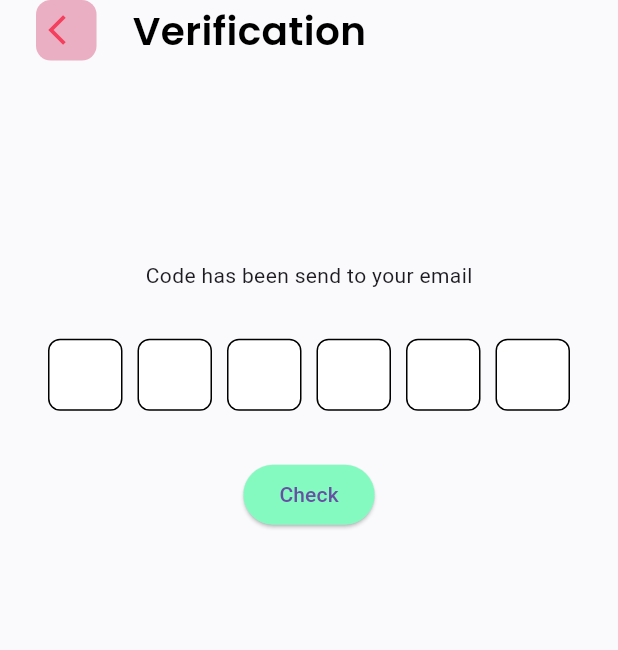
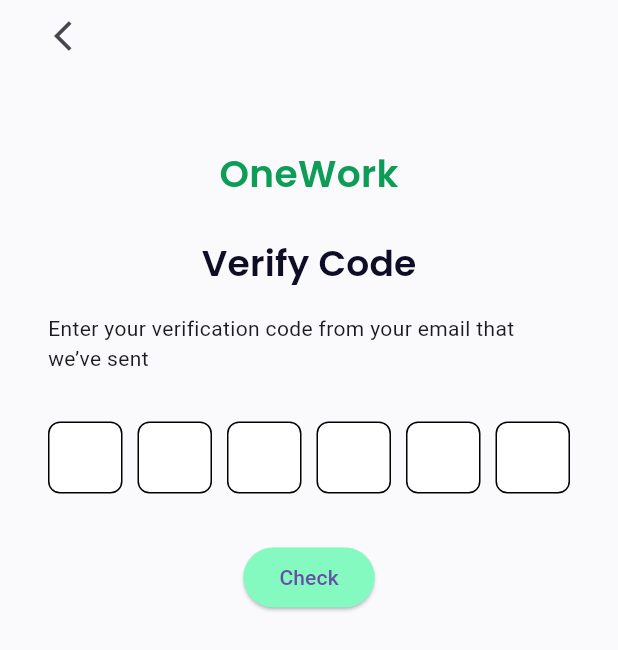
Before and after one commit to bek-n/OneWork, a Flutter app: the screen it shows after launch, on a phone screen of 412 x 824 dp. Shown: the top 650 px of the screen. Run offline on Flutter 3.47's test engine with Material 2 defaults, Android fonts, the phone set to English and light mode, and no system bars; drawn by our look-alikes of sms_autofill; our stand-ins replace dio, flutter_screenutil, google_fonts, icons_plus, loading_animation_widget, shared_preferences; missing offline and left inert: flutter_overboard.

Commit message:
button modifieng

```diff
--- a/lib/view/pages/auth/confirm_page.dart
+++ b/lib/view/pages/auth/confirm_page.dart
@@ -9,7 +9,7 @@ import '../../style/style.dart';
 
 class VerifyPage extends StatefulWidget {
   final String? email;
-  const VerifyPage({Key? key,  this.email}) : super(key: key);
+  const VerifyPage({Key? key, this.email}) : super(key: key);
 
   @override
   State<VerifyPage> createState() => _VerifyPageState();
@@ -41,31 +41,37 @@ class _VerifyPageState extends State<VerifyPage> {
               child: Row(
                 children: [
                   GestureDetector(
-                    onTap: () {
-                      Navigator.pop(context);
-                    },
-                    child: Container(
-                      padding: const EdgeInsets.symmetric(
-                          horizontal: 8.18, vertical: 8.18),
-                      decoration: const BoxDecoration(
-                          borderRadius: BorderRadius.all(Radius.circular(9.82)),
-                          color: Color.fromARGB(255, 234, 175, 194)),
-                      child: const Icon(
-                        Icons.arrow_back_ios,
-                        color: Color(0xffF43F5E),
-                      ),
-                    ),
-                  ),
-                  Padding(
-                    padding: const EdgeInsets.only(left: 24),
-                    child: Text('Verification',
-                        style: Style.textStyleRegular(size: 26)),
-                  )
+                      onTap: () {
+                        Navigator.pop(context);
+                      },
+                      child: IconButton(
+                        onPressed: () {
+                          Navigator.of(context).pop();
+                        },
+                        icon: const Icon(
+                          Icons.arrow_back_ios,
+                        ),
+                      )),
                 ],
               ),
             ),
-            150.verticalSpace,
-            const Text('Code has been send to your email'),
+            56.verticalSpace,
+            Text(
+              'OneWork',
+              style: Style.textStyleRegular(
+                  size: 25, textColor: Style.primaryColor),
+            ),
+            27.verticalSpace,
+            Text(
+              'Verify Code',
+              style: Theme.of(context).textTheme.titleMedium,
+            ),
+            17.verticalSpace,
+            const Padding(
+              padding: EdgeInsets.symmetric(horizontal: 32),
+              child: Text(
+                  'Enter your verification code from your email that we’ve sent'),
+            ),
             Padding(
               padding: const EdgeInsets.all(32.0),
               child: PinFieldAutoFill(
@@ -98,10 +104,10 @@ class _VerifyPageState extends State<VerifyPage> {
                 onPressed: () {
                   context.read<AuthController>().verifyEmail(
                       code: controller.text,
-                      email: widget.email?? '',
+                      email: widget.email ?? '',
                       onSuccess: () {
                         Navigator.of(context).pushAndRemoveUntil(
-                            MaterialPageRoute(builder: (_) => HomePage()),
+                            MaterialPageRoute(builder: (_) => const HomePage()),
                             (route) => false);
                       });
                 },
```
Also changed, not shown: lib/view/domen/components/auth_button.dart (added, +10 -0 lines), lib/view/pages/auth/Register_1.dart (+1 -12 lines).
